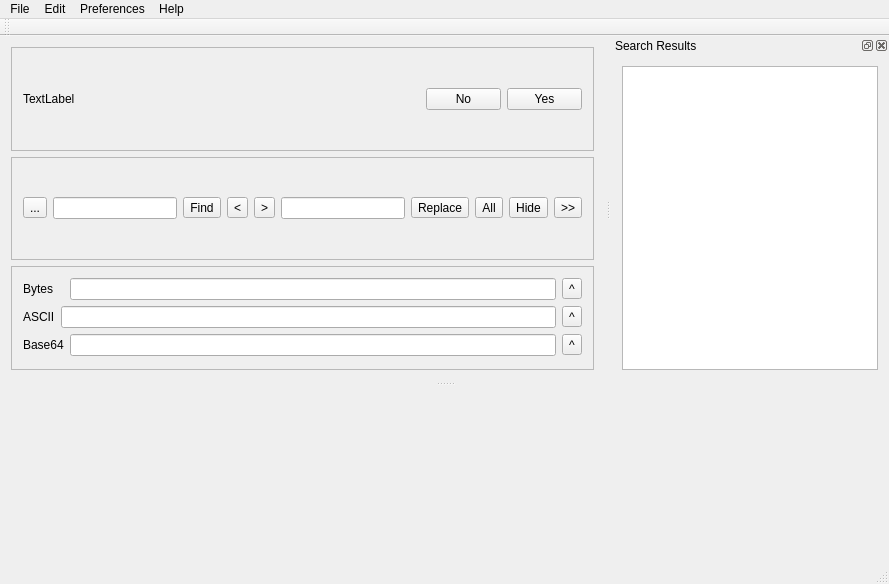
First picture: the form in mainwindow.ui, repository ic005k/Xplist, before the edit.
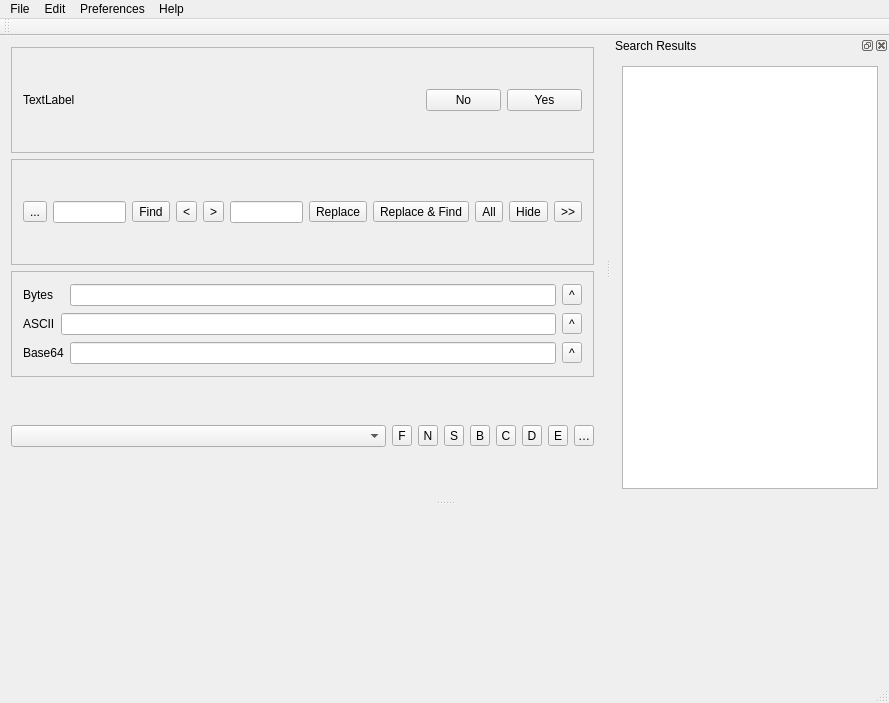
Second picture: the form after the edit. Icons and pictures are not drawn.

What changed in the file:
```diff
--- a/mainwindow.ui
+++ b/mainwindow.ui
@@ -7,7 +7,7 @@
     <x>0</x>
     <y>0</y>
     <width>889</width>
-    <height>584</height>
+    <height>703</height>
    </rect>
   </property>
   <property name="minimumSize">
@@ -30,7 +30,7 @@
    <locale language="English" country="UnitedStates"/>
   </property>
   <widget class="QWidget" name="centralWidget">
-   <layout class="QGridLayout" name="gridLayout_2">
+   <layout class="QGridLayout" name="gridLayout_8">
     <item row="0" column="0">
      <widget class="QFrame" name="frameTip">
       <property name="frameShape">
@@ -85,6 +85,37 @@
        <enum>QFrame::Raised</enum>
       </property>
       <layout class="QGridLayout" name="gridLayout_4">
+       <item row="0" column="5">
+        <widget class="QLineEdit" name="editReplace"/>
+       </item>
+       <item row="0" column="10">
+        <widget class="QToolButton" name="btnShowReplace">
+         <property name="toolTip">
+          <string>Replace</string>
+         </property>
+         <property name="text">
+          <string>&gt;&gt;</string>
+         </property>
+         <property name="icon">
+          <iconset resource="res.qrc">
+           <normaloff>:/new/toolbar/res/replace.svg</normaloff>:/new/toolbar/res/replace.svg</iconset>
+         </property>
+        </widget>
+       </item>
+       <item row="0" column="6">
+        <widget class="QToolButton" name="btnReplace">
+         <property name="text">
+          <string>Replace</string>
+         </property>
+        </widget>
+       </item>
+       <item row="0" column="9">
+        <widget class="QToolButton" name="btnHideFind">
+         <property name="text">
+          <string>Hide</string>
+         </property>
+        </widget>
+       </item>
        <item row="0" column="0">
         <widget class="QToolButton" name="btnMisc">
          <property name="text">
@@ -92,6 +123,13 @@
          </property>
         </widget>
        </item>
+       <item row="0" column="8">
+        <widget class="QToolButton" name="btnReplaceAll">
+         <property name="text">
+          <string>All</string>
+         </property>
+        </widget>
+       </item>
        <item row="0" column="1">
         <widget class="QLineEdit" name="editFind"/>
        </item>
@@ -125,41 +163,10 @@
          </property>
         </widget>
        </item>
-       <item row="0" column="5">
-        <widget class="QLineEdit" name="editReplace"/>
-       </item>
-       <item row="0" column="6">
-        <widget class="QToolButton" name="btnReplace">
-         <property name="text">
-          <string>Replace</string>
-         </property>
-        </widget>
-       </item>
        <item row="0" column="7">
-        <widget class="QToolButton" name="btnReplaceAll">
+        <widget class="QToolButton" name="btnReplaceFind">
          <property name="text">
-          <string>All</string>
-         </property>
-        </widget>
-       </item>
-       <item row="0" column="8">
-        <widget class="QToolButton" name="btnHideFind">
-         <property name="text">
-          <string>Hide</string>
-         </property>
-        </widget>
-       </item>
-       <item row="0" column="9">
-        <widget class="QToolButton" name="btnShowReplace">
-         <property name="toolTip">
-          <string>Replace</string>
-         </property>
-         <property name="text">
-          <string>&gt;&gt;</string>
-         </property>
-         <property name="icon">
-          <iconset resource="res.qrc">
-           <normaloff>:/new/toolbar/res/replace.svg</normaloff>:/new/toolbar/res/replace.svg</iconset>
+          <string>Replace &amp;&amp; Find</string>
          </property>
         </widget>
        </item>
@@ -232,6 +239,131 @@
       </layout>
      </widget>
     </item>
+    <item row="4" column="0">
+     <widget class="QWidget" name="wTools" native="true">
+      <layout class="QGridLayout" name="gridLayout_2">
+       <property name="leftMargin">
+        <number>0</number>
+       </property>
+       <property name="topMargin">
+        <number>0</number>
+       </property>
+       <property name="rightMargin">
+        <number>0</number>
+       </property>
+       <property name="bottomMargin">
+        <number>0</number>
+       </property>
+       <item row="0" column="0">
+        <widget class="QComboBox" name="cboxFileType"/>
+       </item>
+       <item row="0" column="2">
+        <widget class="QToolButton" name="btnNew">
+         <property name="maximumSize">
+          <size>
+           <width>20</width>
+           <height>16777215</height>
+          </size>
+         </property>
+         <property name="text">
+          <string>N</string>
+         </property>
+        </widget>
+       </item>
+       <item row="0" column="8">
+        <widget class="QToolButton" name="btnSort">
+         <property name="maximumSize">
+          <size>
+           <width>20</width>
+           <height>16777215</height>
+          </size>
+         </property>
+         <property name="text">
+          <string>Sort</string>
+         </property>
+        </widget>
+       </item>
+       <item row="0" column="5">
+        <widget class="QToolButton" name="btnChild">
+         <property name="maximumSize">
+          <size>
+           <width>20</width>
+           <height>16777215</height>
+          </size>
+         </property>
+         <property name="text">
+          <string>C</string>
+         </property>
+        </widget>
+       </item>
+       <item row="0" column="3">
+        <widget class="QToolButton" name="btnSave">
+         <property name="maximumSize">
+          <size>
+           <width>20</width>
+           <height>16777215</height>
+          </size>
+         </property>
+         <property name="text">
+          <string>S</string>
+         </property>
+        </widget>
+       </item>
+       <item row="0" column="6">
+        <widget class="QToolButton" name="btnDel">
+         <property name="maximumSize">
+          <size>
+           <width>20</width>
+           <height>16777215</height>
+          </size>
+         </property>
+         <property name="text">
+          <string>D</string>
+         </property>
+        </widget>
+       </item>
+       <item row="0" column="4">
+        <widget class="QToolButton" name="btnBrother">
+         <property name="maximumSize">
+          <size>
+           <width>20</width>
+           <height>16777215</height>
+          </size>
+         </property>
+         <property name="text">
+          <string>B</string>
+         </property>
+        </widget>
+       </item>
+       <item row="0" column="7">
+        <widget class="QToolButton" name="btnExpand">
+         <property name="maximumSize">
+          <size>
+           <width>20</width>
+           <height>16777215</height>
+          </size>
+         </property>
+         <property name="text">
+          <string>E</string>
+         </property>
+        </widget>
+       </item>
+       <item row="0" column="1">
+        <widget class="QToolButton" name="btnFind_Tool">
+         <property name="maximumSize">
+          <size>
+           <width>20</width>
+           <height>16777215</height>
+          </size>
+         </property>
+         <property name="text">
+          <string>F</string>
+         </property>
+        </widget>
+       </item>
+      </layout>
+     </widget>
+    </item>
    </layout>
   </widget>
   <widget class="QMenuBar" name="menuBar">
@@ -285,6 +417,14 @@
     <addaction name="actionReplace"/>
     <addaction name="actionReplaceAll"/>
     <addaction name="separator"/>
+    <addaction name="actionMove_Up"/>
+    <addaction name="actionMove_Down"/>
+    <addaction name="separator"/>
+    <addaction name="actionSort"/>
+    <addaction name="separator"/>
+    <addaction name="actionExpand_All"/>
+    <addaction name="actionCollapse_All"/>
+    <addaction name="separator"/>
    </widget>
    <widget class="QMenu" name="menuHelp">
     <property name="title">
@@ -571,7 +711,7 @@
   </action>
   <action name="actionNew_Sibling">
    <property name="icon">
-    <iconset>
+    <iconset resource="res.qrc">
      <normaloff>:/new/toolbar/res/sibling.png</normaloff>:/new/toolbar/res/sibling.png</iconset>
    </property>
    <property name="text">
@@ -583,7 +723,7 @@
   </action>
   <action name="actionNew_Child">
    <property name="icon">
-    <iconset>
+    <iconset resource="res.qrc">
      <normaloff>:/new/toolbar/res/child.png</normaloff>:/new/toolbar/res/child.png</iconset>
    </property>
    <property name="text">
@@ -768,6 +908,43 @@
     <string>https://github.rc1844.workers.dev/</string>
    </property>
   </action>
+  <action name="actionMove_Up">
+   <property name="text">
+    <string>Move Up</string>
+   </property>
+   <property name="shortcut">
+    <string>Ctrl+Up</string>
+   </property>
+  </action>
+  <action name="actionMove_Down">
+   <property name="text">
+    <string>Move Down</string>
+   </property>
+   <property name="shortcut">
+    <string>Ctrl+Down</string>
+   </property>
+  </action>
+  <action name="actionSort">
+   <property name="text">
+    <string>Sort</string>
+   </property>
+   <property name="shortcut">
+    <string>Ctrl+Shift+T</string>
+   </property>
+  </action>
+  <action name="actionExpand_All">
+   <property name="text">
+    <string>Expand / Collapse All</string>
+   </property>
+   <property name="shortcut">
+    <string>Ctrl+E</string>
+   </property>
+  </action>
+  <action name="actionCollapse_All">
+   <property name="text">
+    <string>Collapse All</string>
+   </property>
+  </action>
  </widget>
  <layoutdefault spacing="6" margin="11"/>
  <resources>
```
